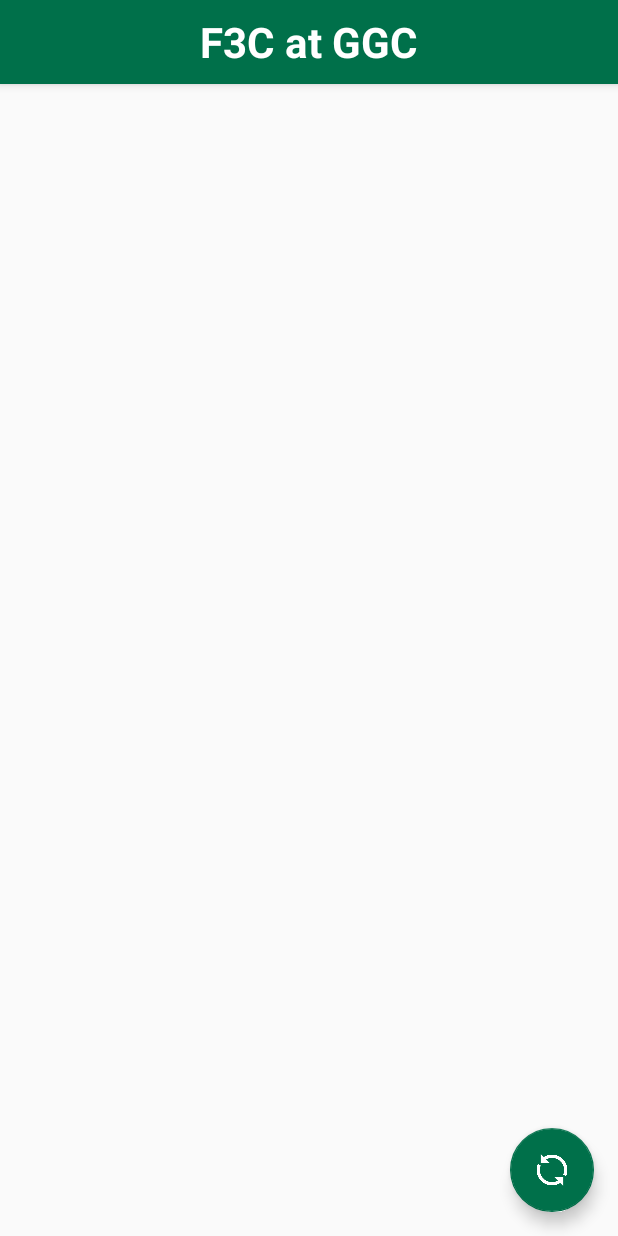
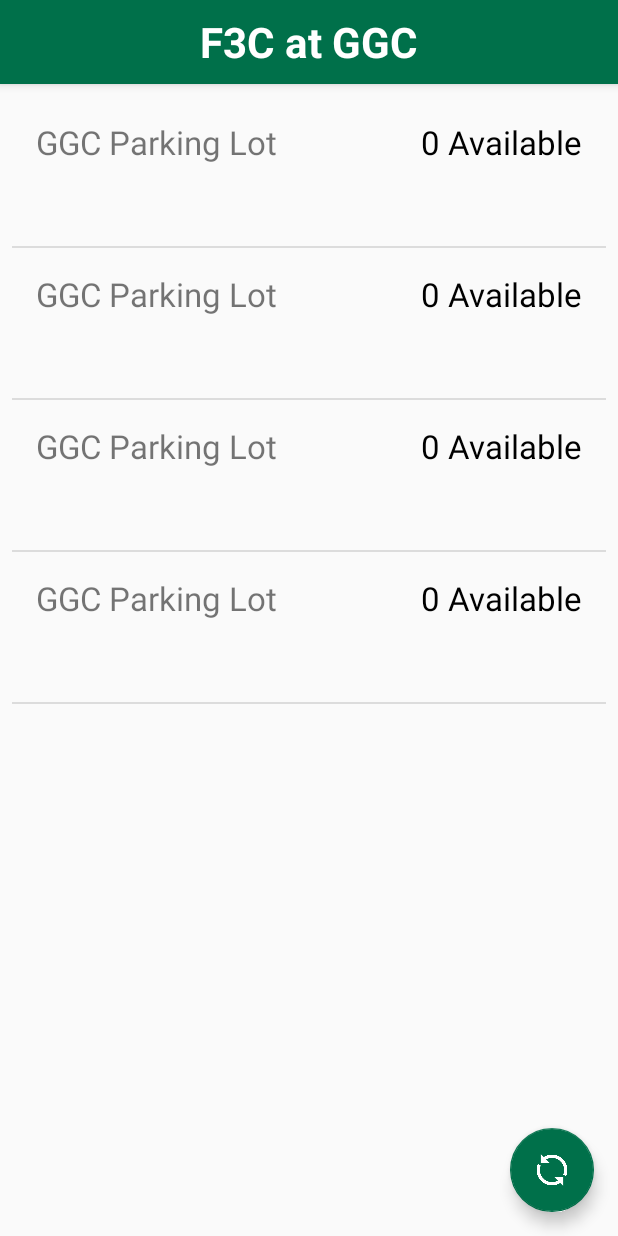
Before and after one commit to aknobloch/F3C-GGC, an Android app: the screen it shows after launch (MainActivity), after a tap on an icon or button, on a phone screen of 412 x 824 dp. Run offline under Robolectric (Android 15) with nearby library versions, the phone set to English and light mode, and no system bars; 12 statements that could not run were skipped.

Commit message:
Finishes ListView formatting

```diff
--- a/app/src/main/java/com/aarondevelops/f3c/ChargerListAdapter.java
+++ b/app/src/main/java/com/aarondevelops/f3c/ChargerListAdapter.java
@@ -1,11 +1,20 @@
 package com.aarondevelops.f3c;
 
+import android.app.Activity;
 import android.content.Context;
+import android.support.v4.content.ContextCompat;
+import android.view.LayoutInflater;
+import android.view.View;
+import android.view.ViewGroup;
 import android.widget.ArrayAdapter;
+import android.widget.TextView;
 
+import java.util.ArrayList;
 import java.util.List;
 
 import charge_points.ChargePoint;
+import charge_points.StationList;
+import charge_points.Summary;
 
 /**
  * Created by Aaron K on 3/11/2017.
@@ -14,7 +23,129 @@
 public class ChargerListAdapter extends ArrayAdapter<ChargePoint>
 {
 
-    public ChargerListAdapter(Context context, int resource, int viewID, List<ChargePoint> objects) {
+    private final Activity context;
+    private List<ChargePoint> objects;
+
+    public ChargerListAdapter(Activity context, int resource, int viewID, List<ChargePoint> objects) {
+
         super(context, resource, viewID, objects);
+        this.context = context;
+        this.objects = objects;
     }
+
+    public View getView(int position, View view, ViewGroup parent)
+    {
+
+        LayoutInflater inflater = context.getLayoutInflater();
+        View layoutView = inflater.inflate(R.layout.list_display_layout, null, true);
+
+        TextView nicknameLabel = (TextView) layoutView.findViewById(R.id.nickname);
+        TextView availabilityLabel = (TextView) layoutView.findViewById(R.id.availability);
+        TextView locationLabel = (TextView) layoutView.findViewById(R.id.location);
+        TextView timestampLabel = (TextView) layoutView.findViewById(R.id.timestamp);
+
+        ChargePoint currentPoint = objects.get(position);
+
+        // get relevant information
+        String nickname, availability, location, timestamp;
+
+        nickname = getLocationNickname(currentPoint);
+        availability = getStationAvailability(currentPoint);
+        location = getLocation(currentPoint);
+        timestamp = currentPoint.getStationList().getTime();
+
+        nicknameLabel.setText(nickname);
+        availabilityLabel.setText(availability);
+        locationLabel.setText(location);
+        timestampLabel.setText(timestamp);
+
+        setAvailabilityColor(availability, availabilityLabel);
+
+        return layoutView;
+    }
+
+    private void setAvailabilityColor(String availability, TextView availabilityLabel)
+    {
+        int numberAvailable = Integer.parseInt(
+                availability.substring(0, availability.indexOf(" ")));
+        if(numberAvailable > 0)
+        {
+            availabilityLabel.setTextColor(ContextCompat.getColor(context, android.R.color.holo_green_dark));
+        }
+        else
+        {
+            availabilityLabel.setTextColor(ContextCompat.getColor(context, android.R.color.black));
+        }
+    }
+
+    private String getLocationNickname(ChargePoint currentPoint)
+    {
+        long  deviceNumber = currentPoint.getStationList().getSummaries().get(0).getDeviceId();
+
+        if(deviceNumber == 122167)
+        {
+            return "B Building";
+        }
+        else if(deviceNumber == 122169)
+        {
+            return "Student Housing";
+        }
+        else if(deviceNumber == 122165)
+        {
+            return "Main Deck";
+        }
+        else if(deviceNumber == 122219)
+        {
+            return "Faculty Offices";
+        }
+        else
+        {
+            return "GGC Parking Lot";
+        }
+    }
+
+    /***
+     * Gets the location names of the charging station by grabbing the first index
+     * in the Summary list and iterating through its names.
+     * @param chargePoint - The charge point to find name for.
+     * @return A string containing the names of the station, seperated by a forward slash
+     */
+    private String getLocation(ChargePoint chargePoint)
+    {
+        StationList stationList = chargePoint.getStationList();
+        List<Summary> allChargingPoints = stationList.getSummaries();
+
+        Summary chargingPoint = allChargingPoints.get(0);
+        List<String> names = chargingPoint.getStationName();
+
+        String concatonatedNames = names.get(0);
+
+        for(int i = 1; i < names.size(); i++)
+        {
+            concatonatedNames += (" / " + names.get(i));
+        }
+
+        return concatonatedNames;
+    }
+
+    /***
+     * Gets the total number of available charging points for the station
+     * @param chargePoint - The charge point to find availability for
+     * @return
+     */
+    private String getStationAvailability(ChargePoint chargePoint)
+    {
+        StationList stationList = chargePoint.getStationList();
+        List<Summary> allChargingPoints = stationList.getSummaries();
+
+        int available = 0;
+
+        for(Summary chargingStation : allChargingPoints)
+        {
+            available += chargingStation.getPortCount().getAvailable();
+        }
+
+        return available + " Available";
+    }
+
 }
--- a/app/src/main/java/com/aarondevelops/f3c/MainActivity.java
+++ b/app/src/main/java/com/aarondevelops/f3c/MainActivity.java
@@ -4,6 +4,7 @@
 import android.os.Bundle;
 import android.support.design.widget.FloatingActionButton;
 import android.support.v7.app.AppCompatActivity;
+import android.util.Log;
 import android.view.View;
 import android.view.Menu;
 import android.view.MenuItem;
@@ -90,6 +91,7 @@
         @Override
         protected void onPostExecute(Void result)
         {
+            Log.d(DEBUG_TAG, "Done polling. Size: " + chargerLocations.size());
             listAdapter.notifyDataSetChanged();
         }
     }
--- a/app/src/main/res/layout/list_display_layout.xml
+++ b/app/src/main/res/layout/list_display_layout.xml
@@ -7,12 +7,46 @@
     android:layout_height="match_parent">
 
     <TextView
-        android:text="TextView"
+        android:text="Nickname"
         android:layout_width="wrap_content"
         android:layout_height="wrap_content"
-        android:id="@+id/defaultTextView"
+        android:id="@+id/nickname"
+        android:layout_marginTop="16dp"
+        app:layout_constraintTop_toTopOf="parent"
         android:layout_marginStart="16dp"
         app:layout_constraintLeft_toLeftOf="parent"
+        android:textSize="22sp" />
+
+    <TextView
+        android:text="Availability"
+        android:layout_width="0dp"
+        android:layout_height="wrap_content"
+        android:id="@+id/availability"
         android:layout_marginTop="16dp"
-        app:layout_constraintTop_toTopOf="parent" />
+        app:layout_constraintTop_toTopOf="parent"
+        android:layout_marginEnd="16dp"
+        app:layout_constraintRight_toRightOf="parent"
+        android:textSize="22sp" />
+
+    <TextView
+        android:text="Location / Location"
+        android:layout_width="wrap_content"
+        android:layout_height="wrap_content"
+        android:id="@+id/location"
+        android:layout_marginStart="16dp"
+        app:layout_constraintLeft_toLeftOf="parent"
+        android:layout_marginTop="8dp"
+        app:layout_constraintTop_toBottomOf="@+id/nickname" />
+
+    <TextView
+        android:text="Time Stamp"
+        android:layout_width="wrap_content"
+        android:layout_height="wrap_content"
+        android:id="@+id/timestamp"
+        android:layout_marginTop="8dp"
+        app:layout_constraintTop_toBottomOf="@+id/location"
+        android:layout_marginStart="16dp"
+        app:layout_constraintLeft_toLeftOf="parent" />
+
+
 </android.support.constraint.ConstraintLayout>
```
